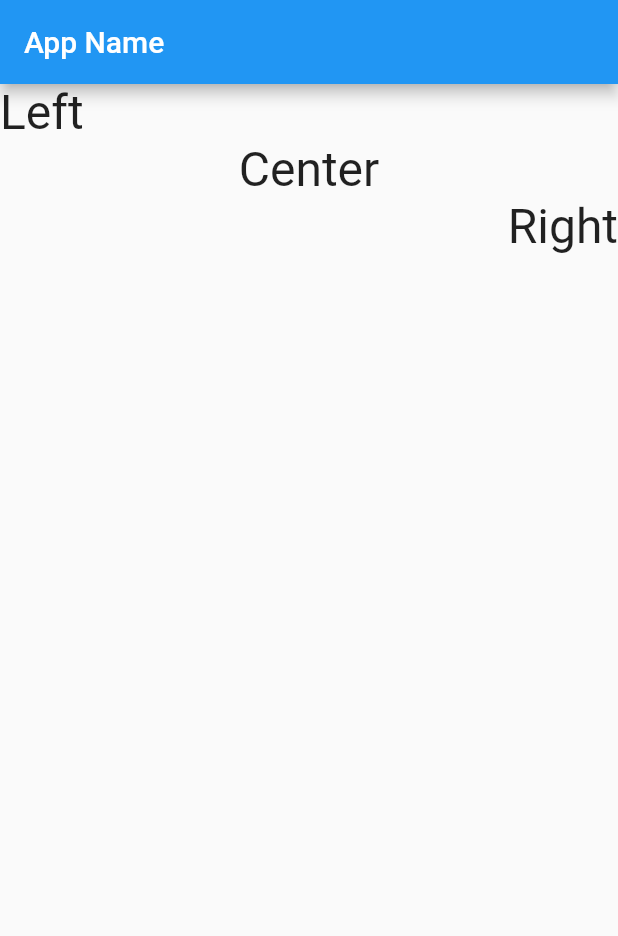
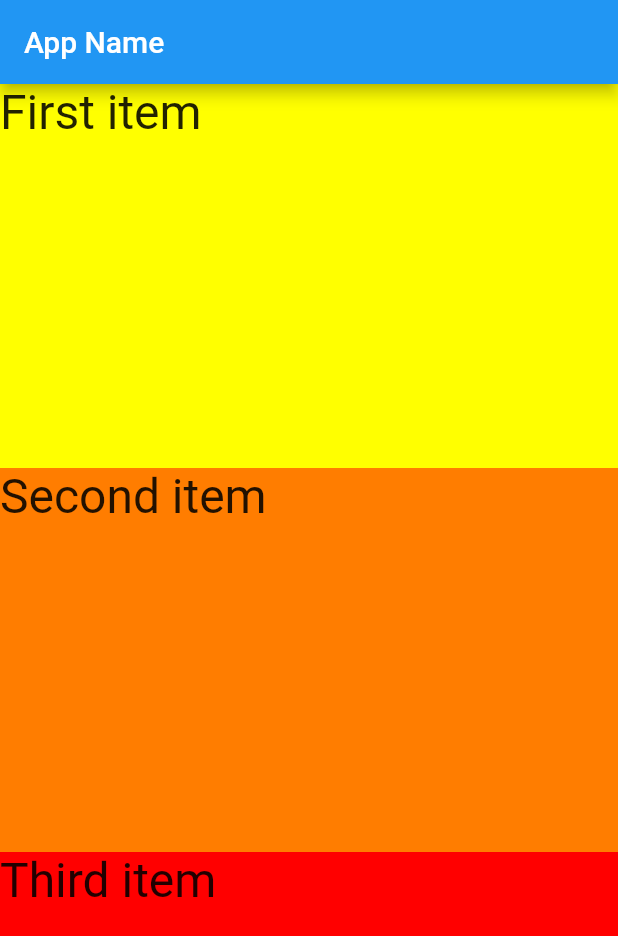
Before and after one commit to mouchi717/flutter_app_intro, a Flutter app: the screen it shows after launch, on a phone screen of 412 x 824 dp. Shown: the top 936 px of the screen. Run offline on Flutter 3.47's test engine with Material 2 defaults, Android fonts, the phone set to English and light mode, and no system bars.

Commit message:
リスト3-12 Expandedを使ってみる

```diff
--- /dev/null
+++ b/lib/3-12/main.dart
@@ -0,0 +1,78 @@
+import 'package:flutter/material.dart';
+
+class MyApp312 extends StatelessWidget {
+
+  @override
+  Widget build(BuildContext context) {
+    return new MaterialApp(
+      title: 'Generated App',
+      theme: new ThemeData(
+        primarySwatch: Colors.blue,
+        primaryColor: const Color(0xFF2196f3),
+        accentColor: const Color(0xFF2196f3),
+        canvasColor: const Color(0xFFfafafa),
+      ),
+      home: new MyHomePage(),
+    );
+  }
+}
+
+class MyHomePage extends StatefulWidget {
+  MyHomePage({Key key}) : super(key: key);
+  @override
+  _MyHomePageState createState() => new _MyHomePageState();
+}
+
+class _MyHomePageState extends State<MyHomePage> {
+  @override
+  Widget build(BuildContext context) {
+    return new Scaffold(
+      appBar: new AppBar(
+        title: new Text('App Name'),
+      ),
+      body:
+        Column(
+          crossAxisAlignment: CrossAxisAlignment.stretch,
+          children: <Widget>[
+            Expanded(
+              child: Container(
+                color: Color.fromARGB(255, 255, 255, 0),
+                child: Text(
+                  'First item',
+                  style: TextStyle(fontSize: 32.0,
+                  fontWeight: FontWeight.w400,
+                  fontFamily: "Roboto"),
+                ),
+              ),
+            ),
+
+            Expanded(
+              child: Container(
+                color: Color.fromARGB(255, 255, 125, 0),
+                child: Text(
+                  'Second item',
+                  style: TextStyle(fontSize: 32.0,
+                      fontWeight: FontWeight.w400,
+                      fontFamily: "Roboto"),
+                ),
+              ),
+            ),
+
+            Expanded(
+              child: Container(
+                color: Color.fromARGB(255, 255, 0, 0),
+                child: Text(
+                  'Third item',
+                  style: TextStyle(fontSize: 32.0,
+                      fontWeight: FontWeight.w400,
+                      fontFamily: "Roboto"),
+                ),
+              ),
+            ),
+          ]
+
+      ),
+
+    );
+  }
+}
--- a/lib/main.dart
+++ b/lib/main.dart
@@ -9,7 +9,8 @@ import 'package:flutter/material.dart';
 //import 'package:flutter_app_intro/3-8/main.dart';
 //import 'package:flutter_app_intro/3-9/main.dart';
 //import 'package:flutter_app_intro/3-10/main.dart';
-import 'package:flutter_app_intro/3-11/main.dart';
+//import 'package:flutter_app_intro/3-11/main.dart';
+import 'package:flutter_app_intro/3-12/main.dart';
 
 //void main() => runApp(new MyApp());
 //void main() => runApp(new MyApp31());
@@ -22,7 +23,8 @@ import 'package:flutter_app_intro/3-11/main.dart';
 //void main() => runApp(new MyApp38());
 //void main() => runApp(new MyApp39());
 //void main() => runApp(new MyApp310());
-void main() => runApp(new MyApp311());
+//void main() => runApp(new MyApp311());
+void main() => runApp(new MyApp312());
 
 class MyApp extends StatelessWidget {
 
```
